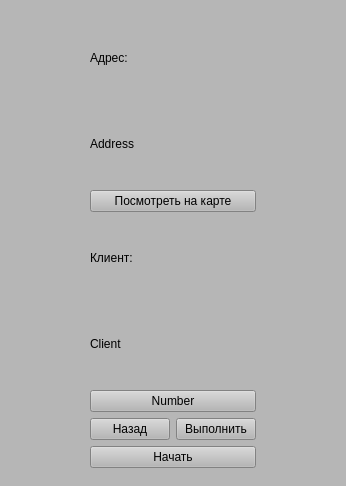
This is src/client/ui/mobile.ui in Daottt/field-service as Qt 5 draws it before an edit. The edited form follows.
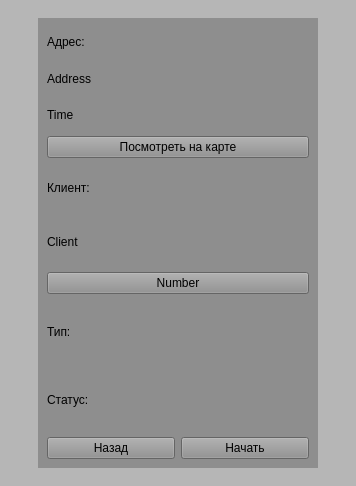
This is the edited form. The open tabs and pages were chosen to show the change.

Diff of the .ui file:
```diff
--- a/src/client/ui/mobile.ui
+++ b/src/client/ui/mobile.ui
@@ -6,7 +6,7 @@
    <rect>
     <x>0</x>
     <y>0</y>
-    <width>346</width>
+    <width>356</width>
     <height>486</height>
    </rect>
   </property>
@@ -18,25 +18,15 @@
 font: 16pt &quot;Arial&quot;;</string>
   </property>
   <widget class="QWidget" name="centralwidget">
-   <layout class="QGridLayout" name="gridLayout">
-    <item row="0" column="0">
+   <layout class="QHBoxLayout" name="horizontalLayout_2">
+    <item>
      <spacer name="horizontalSpacer">
       <property name="orientation">
        <enum>Qt::Orientation::Horizontal</enum>
       </property>
-      <property name="sizeHint" stdset="0">
-       <size>
-        <width>20</width>
-        <height>20</height>
-       </size>
+      <property name="sizeType">
+       <enum>QSizePolicy::Policy::Preferred</enum>
       </property>
-     </spacer>
-    </item>
-    <item row="0" column="2">
-     <spacer name="horizontalSpacer_2">
-      <property name="orientation">
-       <enum>Qt::Orientation::Horizontal</enum>
-      </property>
       <property name="sizeHint" stdset="0">
        <size>
         <width>20</width>
@@ -45,10 +35,10 @@
       </property>
      </spacer>
     </item>
-    <item row="0" column="1">
+    <item>
      <widget class="QStackedWidget" name="stackedWidget">
       <property name="currentIndex">
-       <number>0</number>
+       <number>1</number>
       </property>
       <widget class="QWidget" name="main">
        <layout class="QVBoxLayout" name="verticalLayout">
@@ -84,7 +74,7 @@
                 <rect>
                  <x>0</x>
                  <y>0</y>
-                 <width>234</width>
+                 <width>252</width>
                  <height>405</height>
                 </rect>
                </property>
@@ -101,6 +91,12 @@
       <widget class="QWidget" name="task_data">
        <layout class="QVBoxLayout" name="verticalLayout_5">
         <item>
+         <widget class="QWidget" name="widget" native="true">
+          <property name="styleSheet">
+           <string notr="true">background-color: rgb(142, 142, 142);</string>
+          </property>
+          <layout class="QVBoxLayout" name="verticalLayout_8">
+           <item>
          <layout class="QVBoxLayout" name="verticalLayout_2">
           <item>
            <widget class="QLabel" name="label">
@@ -119,6 +115,16 @@
             </property>
            </widget>
           </item>
+             <item>
+              <widget class="QLabel" name="time_text">
+               <property name="styleSheet">
+                <string notr="true">font: 12pt &quot;Arial&quot;;</string>
+               </property>
+               <property name="text">
+                <string>Time</string>
+               </property>
+              </widget>
+             </item>
           <item>
            <widget class="QPushButton" name="ShowOnMap">
             <property name="sizePolicy">
@@ -174,6 +180,27 @@
           </item>
          </layout>
         </item>
+           <item>
+            <layout class="QVBoxLayout" name="verticalLayout_9">
+             <item>
+              <widget class="QLabel" name="Type">
+               <property name="text">
+                <string>Тип:</string>
+               </property>
+              </widget>
+             </item>
+             <item>
+              <widget class="QLabel" name="Status">
+               <property name="styleSheet">
+                <string notr="true"/>
+               </property>
+               <property name="text">
+                <string>Статус:</string>
+               </property>
+              </widget>
+             </item>
+            </layout>
+           </item>
         <item>
          <layout class="QHBoxLayout" name="horizontalLayout">
           <item>
@@ -193,27 +220,7 @@
            </widget>
           </item>
           <item>
-           <widget class="QPushButton" name="Complete">
-            <property name="sizePolicy">
-             <sizepolicy hsizetype="Minimum" vsizetype="Fixed">
-              <horstretch>0</horstretch>
-              <verstretch>0</verstretch>
-             </sizepolicy>
-            </property>
-            <property name="styleSheet">
-             <string notr="true">font: 14pt &quot;Arial&quot;;</string>
-            </property>
-            <property name="text">
-             <string>Выполнить</string>
-            </property>
-           </widget>
-          </item>
-         </layout>
-        </item>
-        <item>
-         <layout class="QHBoxLayout" name="horizontalLayout_2">
-          <item>
-           <widget class="QPushButton" name="Start">
+              <widget class="QPushButton" name="Start_Complete">
             <property name="sizePolicy">
              <sizepolicy hsizetype="Minimum" vsizetype="Fixed">
               <horstretch>0</horstretch>
@@ -232,7 +239,26 @@
         </item>
        </layout>
       </widget>
-     </widget>
+        </item>
+       </layout>
+      </widget>
+     </widget>
+    </item>
+    <item>
+     <spacer name="horizontalSpacer_2">
+      <property name="orientation">
+       <enum>Qt::Orientation::Horizontal</enum>
+      </property>
+      <property name="sizeType">
+       <enum>QSizePolicy::Policy::Preferred</enum>
+      </property>
+      <property name="sizeHint" stdset="0">
+       <size>
+        <width>20</width>
+        <height>20</height>
+       </size>
+      </property>
+     </spacer>
     </item>
    </layout>
   </widget>
```
Lines whose indentation alone changed are shown as unchanged.
